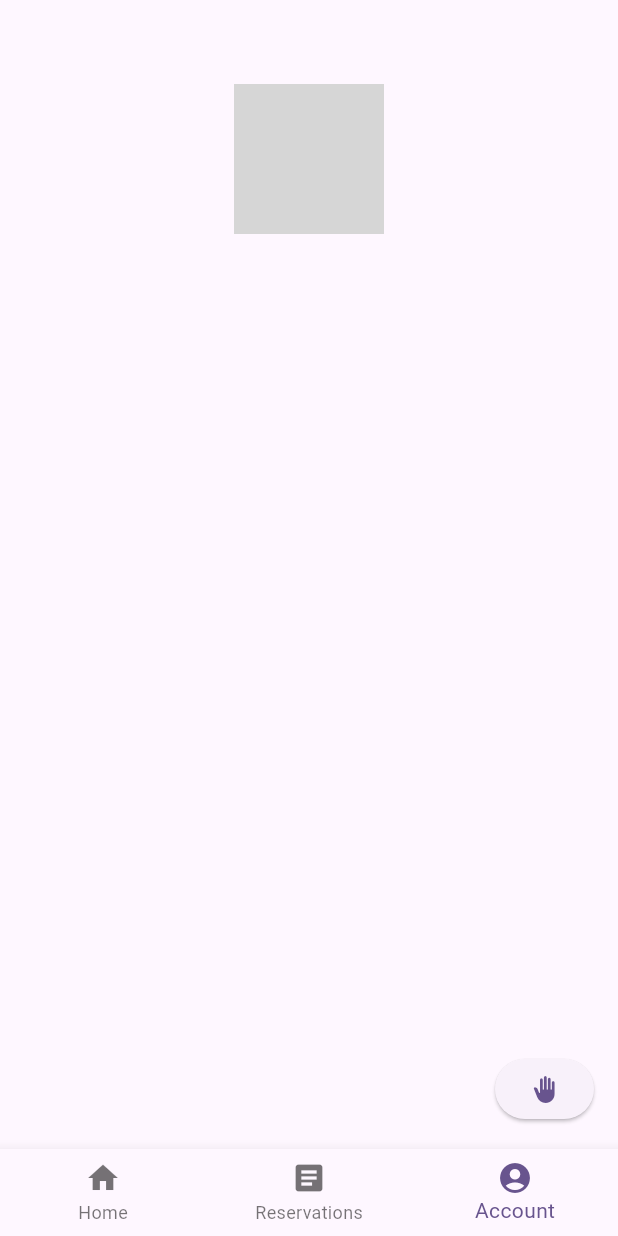
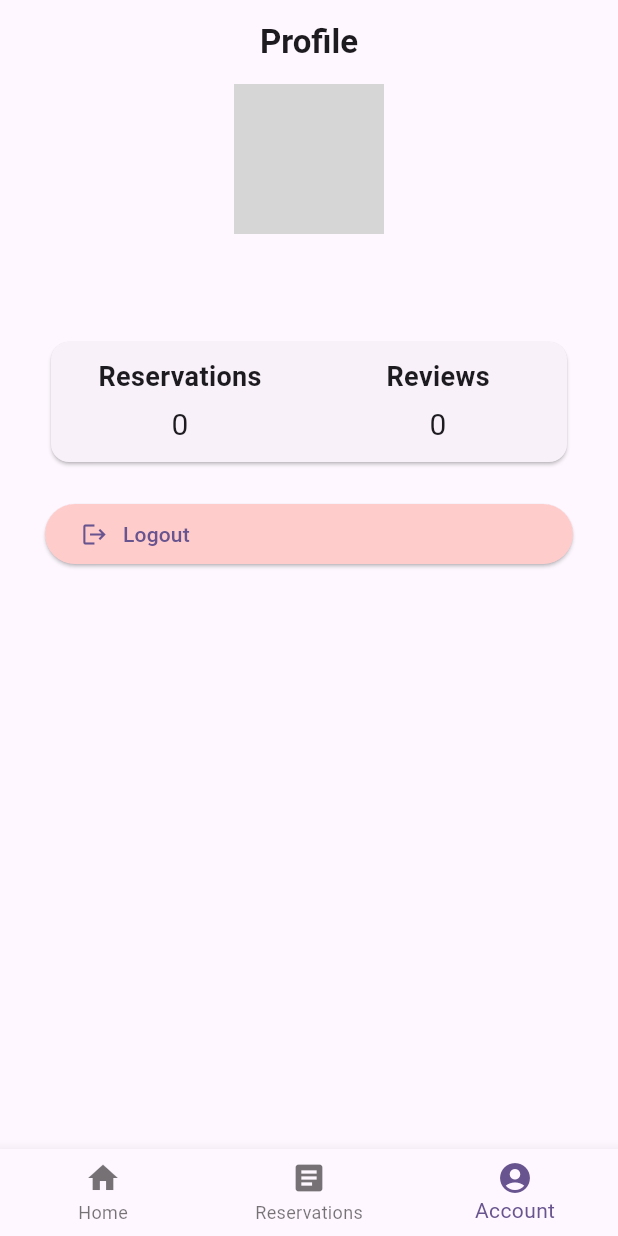
Before and after one commit to tpranoto/MatchPoint, a Flutter app: the screen it shows once a user with an empty profile is signed in, item 3 of the bottom bar chosen, on a phone screen of 412 x 824 dp. Run offline on Flutter 3.47's test engine with Material 3 defaults, Android fonts, the phone set to English and light mode, and no system bars; our stand-ins replace cloud_firestore, firebase_auth, firebase_core, flutter_signin_button, google_sign_in; accounts and stored records are empty; network calls fail; grey boxes are pictures that could not be loaded.

Commit message:
added more widgets to profile screen

```diff
--- /dev/null
+++ b/lib/widgets/confirmation_dialog.dart
@@ -0,0 +1,32 @@
+import 'package:flutter/material.dart';
+
+void showConfirmationDialog(
+  BuildContext context,
+  String action,
+  Function callback,
+) {
+  showDialog(
+    context: context,
+    builder: (BuildContext context) {
+      return AlertDialog(
+        title: Text(action),
+        content: Text('Are you sure you want to ${action.toLowerCase()}?'),
+        actions: [
+          TextButton(
+            onPressed: () {
+              Navigator.of(context).pop();
+            },
+            child: Text('Cancel'),
+          ),
+          TextButton(
+            onPressed: () {
+              callback();
+              Navigator.of(context).pop();
+            },
+            child: Text("Confirm"),
+          ),
+        ],
+      );
+    },
+  );
+}
--- a/lib/widgets/login_page.dart
+++ b/lib/widgets/login_page.dart
@@ -15,9 +15,6 @@ class LoginPage extends StatelessWidget {
 
   @override
   Widget build(BuildContext context) {
-    final AppProfileProvider profileProvider =
-        Provider.of<AppProfileProvider>(context);
-
     return Scaffold(
       body: StreamBuilder(
         stream: FirebaseAuth.instance.authStateChanges(),
@@ -28,6 +25,7 @@ class LoginPage extends StatelessWidget {
               builder: (context, profileSnapshot) {
                 if (profileSnapshot.hasData) {
                   final storedProfile = profileSnapshot.data;
+                  final profileProvider = context.watch<AppProfileProvider>();
                   profileProvider.saveProfile(storedProfile);
                 }
                 return MainScaffold();
@@ -69,24 +67,27 @@ class LoginPage extends StatelessWidget {
     );
   }
 
+  _onPressedSignIn(AppProfileProvider profileProvider) {
+    final Future<User?> gUser = AuthService().signInWithGoogle();
+    gUser.then((gUserDt) {
+      if (gUserDt != null) {
+        final appProfile =
+            FirestoreService().addProfileIfNotExists(Profile.fromUser(gUserDt));
+        if (appProfile != null) {
+          profileProvider.saveProfile(appProfile);
+        }
+      }
+    });
+  }
+
   Widget _signInButton(BuildContext context) {
-    final profileProvider = Provider.of<AppProfileProvider>(context);
+    final profileProvider = context.read<AppProfileProvider>();
     return Column(
       children: [
         SignInButton(
           Buttons.Google,
           onPressed: () {
-            final Future<User?> gUser = AuthService().signInWithGoogle();
-
-            gUser.then((gUserDt) {
-              if (gUserDt != null) {
-                final appProfile = FirestoreService()
-                    .addProfileIfNotExists(Profile.fromUser(gUserDt));
-                if (appProfile != null) {
-                  profileProvider.saveProfile(appProfile);
-                }
-              }
-            });
+            _onPressedSignIn(profileProvider);
           },
           shape: RoundedRectangleBorder(
             borderRadius: BorderRadius.circular(7),
--- a/lib/widgets/main_scaffold.dart
+++ b/lib/widgets/main_scaffold.dart
@@ -20,6 +20,12 @@ class _MainScaffoldState extends State<MainScaffold> {
     ProfileScreen(),
   ];
 
+  final List<String> _screen_title = [
+    "Match Point",
+    "My Reservations",
+    "Profile",
+  ];
+
   void _onItemTapped(int index) {
     setState(() {
       _selectedIndex = index;
@@ -29,15 +35,15 @@ class _MainScaffoldState extends State<MainScaffold> {
   @override
   Widget build(BuildContext context) {
     return Scaffold(
-      appBar: AppBar(),
+      appBar: AppBar(
+        title: Text(
+          _screen_title[_selectedIndex],
+          style: TextStyle(fontWeight: FontWeight.bold),
+        ),
+        centerTitle: true,
+      ),
       body: _screens[_selectedIndex],
       bottomNavigationBar: navBar(),
-      floatingActionButton: ElevatedButton(
-        onPressed: () {
-          AuthService().signOut();
-        },
-        child: Icon(Icons.back_hand),
-      ),
     );
   }
 
--- a/lib/widgets/profile_screen.dart
+++ b/lib/widgets/profile_screen.dart
@@ -1,7 +1,10 @@
 import 'package:flutter/material.dart';
 import 'package:matchpoint/models/profile.dart';
 import 'package:matchpoint/services/firestore.dart';
+import 'package:matchpoint/widgets/confirmation_dialog.dart';
 import 'package:provider/provider.dart';
+
+import '../services/auth.dart';
 
 class ProfileScreen extends StatelessWidget {
   const ProfileScreen({super.key});
@@ -9,14 +12,28 @@ class ProfileScreen extends StatelessWidget {
   @override
   Widget build(BuildContext context) {
     final AppProfileProvider profileProvider =
-        Provider.of<AppProfileProvider>(context);
+        context.watch<AppProfileProvider>();
 
     final profileData = profileProvider.getData;
 
-    return SafeArea(
-      child: Center(
+    return Center(
+      child: Padding(
+        padding: EdgeInsets.symmetric(horizontal: 30),
         child: Column(
+          spacing: 20,
           crossAxisAlignment: CrossAxisAlignment.center,
+          children: [
+            _profileInfo(profileData),
+            _profileAppStats(profileData),
+            _logoutButton(context),
+          ],
+        ),
+      ),
+    );
+  }
+
+  Widget _profileInfo(Profile? profileData) {
+    return Column(
       children: [
         CircleAvatar(
           radius: 50,
@@ -25,13 +42,90 @@ class ProfileScreen extends StatelessWidget {
         Text(
           profileData.name,
           style: TextStyle(
-                fontSize: 20,
+            fontSize: 22,
             fontWeight: FontWeight.bold,
           ),
+        ),
+        Text(
+          profileData.email,
+          style: TextStyle(fontSize: 12),
         )
+      ],
+    );
+  }
+
+  Widget _profileAppStats(Profile? profileData) {
+    return Card(
+      child: Padding(
+        padding: EdgeInsets.symmetric(vertical: 10),
+        child: Row(
+          children: [
+            Expanded(
+              child: _profileAppStatsData(
+                "Reservations",
+                profileData!.reservationsCount,
+              ),
+            ),
+            Expanded(
+              child: _profileAppStatsData(
+                "Reviews",
+                profileData.reviewsCount,
+              ),
+            ),
           ],
         ),
       ),
     );
   }
+
+  Widget _profileAppStatsData(String title, int count) {
+    return Column(
+      children: [
+        Text(
+          title,
+          style: TextStyle(
+            fontSize: 18.0,
+            fontWeight: FontWeight.bold,
+          ),
+        ),
+        SizedBox(
+          height: 5.0,
+        ),
+        Text(
+          "$count",
+          style: TextStyle(
+            fontSize: 20.0,
+          ),
+        )
+      ],
+    );
   }
+
+  Widget _logoutButton(BuildContext context) {
+    return Row(
+      children: [
+        Expanded(
+          child: ElevatedButton(
+            onPressed: () {
+              showConfirmationDialog(
+                context,
+                "Log Out",
+                AuthService().signOut,
+              );
+            },
+            style: ButtonStyle(
+              backgroundColor: WidgetStateProperty.all(Color(0xFFFFCCCC)),
+            ),
+            child: Row(
+              spacing: 10,
+              children: [
+                Icon(Icons.logout),
+                Text("Logout"),
+              ],
+            ),
+          ),
+        ),
+      ],
+    );
+  }
+}
```
Lines whose indentation alone changed are shown as unchanged.
